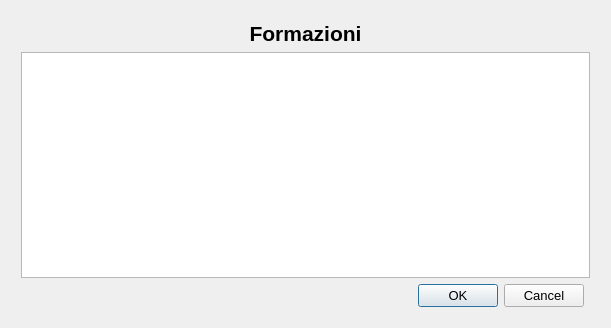
Before: the Qt Designer form src/FileFormazioniViewer.ui in wdastru/FantaCalcGui, drawn with Qt 5.
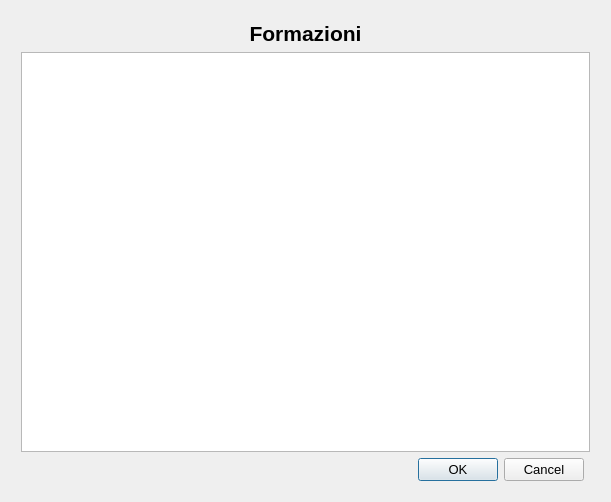
After: the same form once the commit is applied.

```diff
--- a/src/FileFormazioniViewer.ui
+++ b/src/FileFormazioniViewer.ui
@@ -30,13 +30,15 @@
        <property name="enabled">
         <bool>true</bool>
        </property>
+       <property name="minimumSize">
+        <size>
+         <width>0</width>
+         <height>400</height>
+        </size>
+       </property>
        <property name="font">
         <font>
-         <family>Ubuntu</family>
-         <pointsize>10</pointsize>
-         <weight>50</weight>
-         <italic>false</italic>
-         <bold>false</bold>
+         <family>Ubuntu Mono</family>
         </font>
        </property>
        <property name="autoFillBackground">
```
